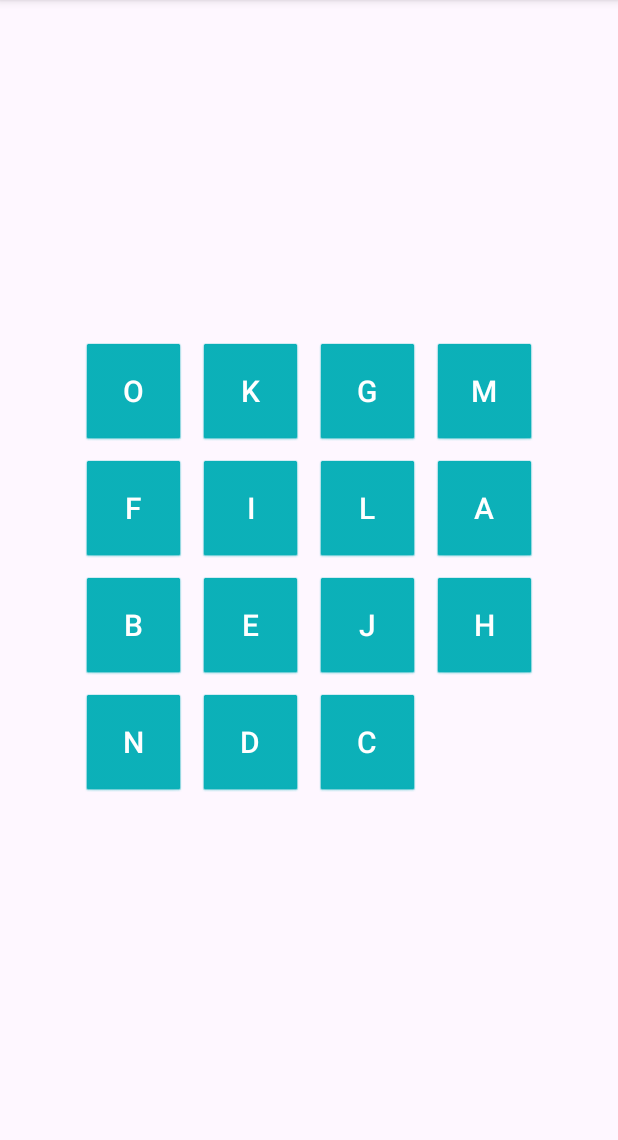
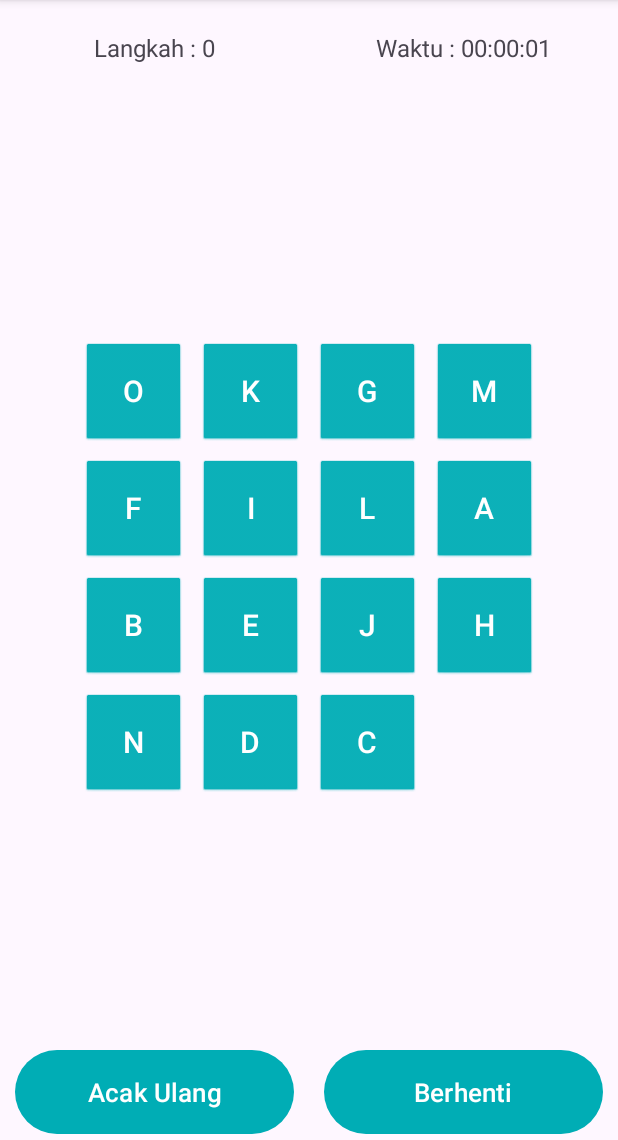
Before and after one commit to Hafidz1121/Sliding_Puzzle, an Android app: the GameActivity screen opened directly, with no data from a screen before it, on a phone screen of 412 x 824 dp, the part 96-1236 px from its top. Run offline under Robolectric (Android 15) with nearby library versions, the phone set to English and light mode, and no system bars.

Commit message:
Add Message Step, Time And Button

```diff
--- a/app/src/main/java/com/example/slidingpuzzle/GameActivity.java
+++ b/app/src/main/java/com/example/slidingpuzzle/GameActivity.java
@@ -8,9 +8,12 @@ import android.os.Bundle;
 import android.view.View;
 import android.widget.Button;
 import android.widget.RelativeLayout;
+import android.widget.TextView;
 import android.widget.Toast;
 
 import java.util.Random;
+import java.util.Timer;
+import java.util.TimerTask;
 
 public class GameActivity extends AppCompatActivity {
 
@@ -19,6 +22,14 @@ public class GameActivity extends AppCompatActivity {
     private RelativeLayout group;
     private Button[][] buttons;
     private String[] letters;
+    private TextView textStep;
+    private int stepCount = 0;
+    private TextView textTime;
+    private Timer timer;
+    private int timeCount = 0;
+    private Button buttonAcak;
+    private Button buttonStop;
+    private Boolean isTimeRunning;
 
     @Override
     protected void onCreate(Bundle savedInstanceState) {
@@ -94,11 +105,69 @@ public class GameActivity extends AppCompatActivity {
 
     private void loadViews() {
         group = findViewById(R.id.group);
+        textStep = findViewById(R.id.text_step);
+        textTime = findViewById(R.id.text_time);
+        buttonAcak = findViewById(R.id.btn_acak);
+        buttonStop = findViewById(R.id.btn_stop);
+
+        loadTimer();
+
         buttons = new Button[4][4];
 
         for (int i = 0; i < group.getChildCount(); i++) {
             buttons[i/4][i%4] = (Button) group.getChildAt(i);
         }
+
+        buttonAcak.setOnClickListener(new View.OnClickListener() {
+            @Override
+            public void onClick(View view) {
+                generateLatters();
+                loadDataToViews();
+            }
+        });
+
+        buttonStop.setOnClickListener(new View.OnClickListener() {
+            @Override
+            public void onClick(View view) {
+                if (isTimeRunning) {
+                    timer.cancel();
+                    buttonStop.setText("Lanjutkan");
+                    isTimeRunning = false;
+
+                    for (int i = 0; i < group.getChildCount(); i++) {
+                        buttons[i/4][i%4].setClickable(false);
+                    }
+                } else {
+                    loadTimer();
+                    buttonStop.setText("Berhenti");
+
+                    for (int i = 0; i < group.getChildCount(); i++) {
+                        buttons[i/4][i%4].setClickable(true);
+                    }
+                }
+            }
+        });
+    }
+
+    private void loadTimer() {
+        isTimeRunning = true;
+        timer = new Timer();
+
+        timer.schedule(new TimerTask() {
+            @Override
+            public void run() {
+                timeCount++;
+                setTime(timeCount);
+            }
+        }, 1000, 1000);
+    }
+
+    private void setTime(int timeCount) {
+        int second = timeCount % 60;
+        int hour = timeCount / 60;
+        int minute = (timeCount - hour * 3600) / 60;
+
+        textTime.setText(String.format("Waktu : %02d:%02d:%02d", hour, minute, second));
     }
 
     public void buttonClick(View view) {
@@ -115,6 +184,9 @@ public class GameActivity extends AppCompatActivity {
 
             emptyX = x;
             emptyY = y;
+
+            stepCount++;
+            textStep.setText("Waktu : " + stepCount);
 
             checkWin();
         }
@@ -134,11 +206,17 @@ public class GameActivity extends AppCompatActivity {
         }
 
         if (isWin) {
-            Toast.makeText(this, "MENANG !!!", Toast.LENGTH_SHORT).show();
+            Toast.makeText(this, "MENANG !!!\nLangkah : " + stepCount, Toast.LENGTH_LONG).show();
 
             for (int i = 0; i < group.getChildCount(); i++) {
                 buttons[i/4][i%4].setClickable(false);
             }
+
+            timer.cancel();
+
+            buttonAcak.setClickable(false);
+
+            buttonStop.setClickable(false);
         }
     }
 }
--- a/app/src/main/res/layout/activity_game.xml
+++ b/app/src/main/res/layout/activity_game.xml
@@ -5,6 +5,31 @@
     android:layout_width="match_parent"
     android:layout_height="match_parent"
     tools:context=".GameActivity">
+
+    <LinearLayout
+        android:layout_width="match_parent"
+        android:layout_height="?actionBarSize"
+        android:orientation="horizontal">
+
+        <TextView
+            android:id="@+id/text_step"
+            android:layout_width="0dp"
+            android:layout_height="match_parent"
+            android:gravity="center"
+            android:layout_weight="1"
+            android:text="Langkah : 0"
+            android:textSize="16sp"/>
+
+        <TextView
+            android:id="@+id/text_time"
+            android:layout_width="0dp"
+            android:layout_height="match_parent"
+            android:gravity="center"
+            android:layout_weight="1"
+            android:text="Waktu : 00:00:00"
+            android:textSize="16sp"/>
+
+    </LinearLayout>
 
     <RelativeLayout
         android:id="@+id/group"
@@ -183,4 +208,32 @@
 
     </RelativeLayout>
 
+    <LinearLayout
+        android:layout_width="match_parent"
+        android:layout_height="?actionBarSize"
+        android:orientation="horizontal"
+        android:layout_gravity="bottom">
+
+        <Button
+            android:id="@+id/btn_acak"
+            android:layout_width="0dp"
+            android:layout_height="match_parent"
+            android:layout_weight="1"
+            android:layout_marginStart="10dp"
+            android:layout_marginEnd="10dp"
+            android:text="Acak Ulang"
+            android:textSize="17sp"/>
+
+        <Button
+            android:id="@+id/btn_stop"
+            android:layout_width="0dp"
+            android:layout_height="match_parent"
+            android:layout_weight="1"
+            android:layout_marginStart="10dp"
+            android:layout_marginEnd="10dp"
+            android:text="Berhenti"
+            android:textSize="17sp"/>
+
+    </LinearLayout>
+
 </FrameLayout>
```
